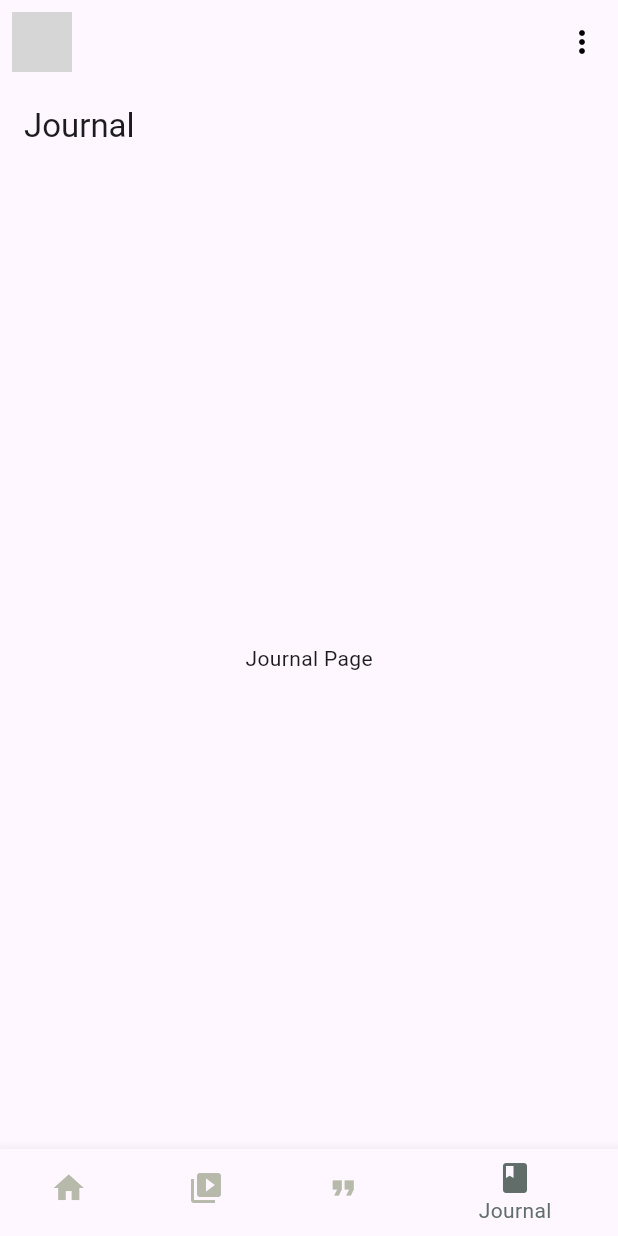
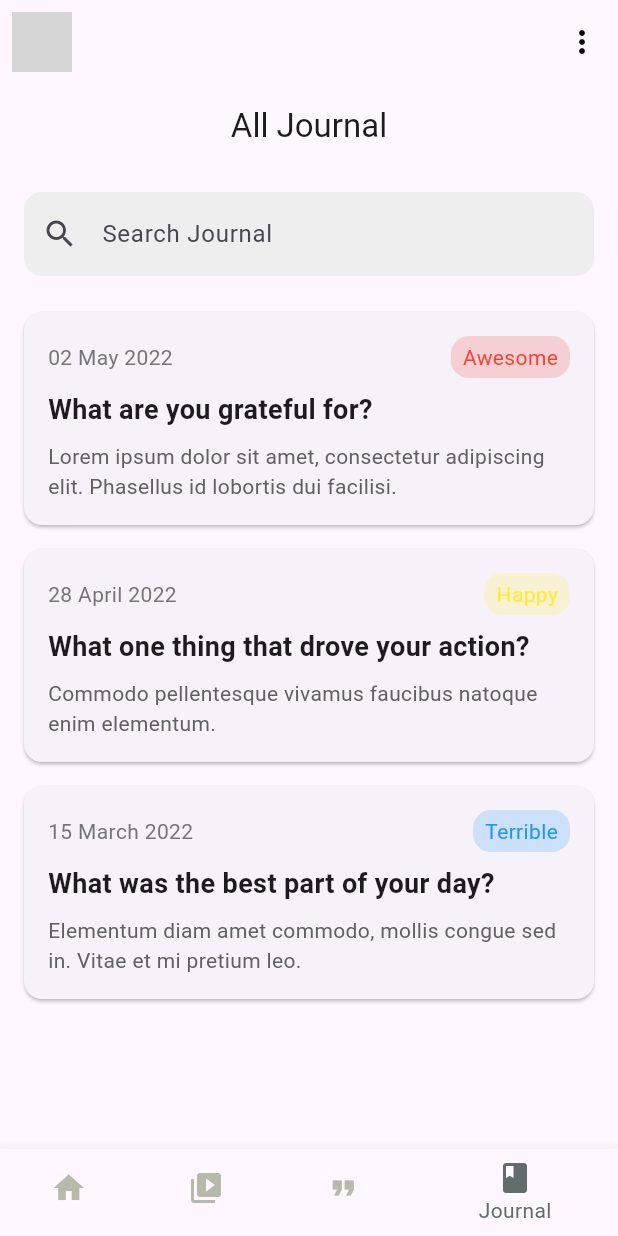
Before and after one commit to iamkasumi/AppDev, a Flutter app: the screen it shows after launch, item 4 of the bottom bar chosen, on a phone screen of 412 x 824 dp. Run offline on Flutter 3.47's test engine with Material 3 defaults, Android fonts, the phone set to English and light mode, and no system bars; grey boxes are pictures that could not be loaded.

Commit message:
added journal

```diff
--- a/mental_health/lib/pages/journal_page.dart
+++ b/mental_health/lib/pages/journal_page.dart
@@ -7,11 +7,127 @@
   Widget build(BuildContext context) {
     return Scaffold(
       appBar: AppBar(
-        title: const Text('Journal'),
+        title: const Text("All Journal"),
+        backgroundColor: Colors.transparent,
+        elevation: 0,
+        centerTitle: true,
       ),
-      body: Center(
-        child: const Text('Journal Page'),
+      body: Padding(
+        padding: const EdgeInsets.all(16.0),
+        child: Column(
+          children: [
+            // Search bar
+            TextField(
+              decoration: InputDecoration(
+                prefixIcon: Icon(Icons.search),
+                hintText: "Search Journal",
+                border: OutlineInputBorder(
+                  borderRadius: BorderRadius.circular(12),
+                  borderSide: BorderSide.none,
+                ),
+                filled: true,
+                fillColor: Colors.grey[200],
+              ),
+            ),
+            const SizedBox(height: 16),
+            // List of journal entries
+            Expanded(
+              child: ListView(
+                children: const [
+                  JournalEntry(
+                    date: "02 May 2022",
+                    mood: "Awesome",
+                    moodColor: Colors.red,
+                    title: "What are you grateful for?",
+                    description:
+                        "Lorem ipsum dolor sit amet, consectetur adipiscing elit. Phasellus id lobortis dui facilisi.",
+                  ),
+                  JournalEntry(
+                    date: "28 April 2022",
+                    mood: "Happy",
+                    moodColor: Colors.yellow,
+                    title: "What one thing that drove your action?",
+                    description:
+                        "Commodo pellentesque vivamus faucibus natoque enim elementum.",
+                  ),
+                  JournalEntry(
+                    date: "15 March 2022",
+                    mood: "Terrible",
+                    moodColor: Colors.blue,
+                    title: "What was the best part of your day?",
+                    description:
+                        "Elementum diam amet commodo, mollis congue sed in. Vitae et mi pretium leo.",
+                  ),
+                ],
+              ),
+            ),
+          ],
+        ),
       ),
     );
   }
 }
+
+class JournalEntry extends StatelessWidget {
+  final String date;
+  final String mood;
+  final Color moodColor;
+  final String title;
+  final String description;
+
+  const JournalEntry({
+    required this.date,
+    required this.mood,
+    required this.moodColor,
+    required this.title,
+    required this.description,
+  });
+
+  @override
+  Widget build(BuildContext context) {
+    return Card(
+      margin: const EdgeInsets.symmetric(vertical: 8),
+      child: Padding(
+        padding: const EdgeInsets.all(16.0),
+        child: Column(
+          crossAxisAlignment: CrossAxisAlignment.start,
+          children: [
+            Row(
+              children: [
+                Text(
+                  date,
+                  style: TextStyle(color: Colors.grey[600]),
+                ),
+                const Spacer(),
+                Container(
+                  padding: const EdgeInsets.symmetric(horizontal: 8, vertical: 4),
+                  decoration: BoxDecoration(
+                    color: moodColor.withOpacity(0.2),
+                    borderRadius: BorderRadius.circular(12),
+                  ),
+                  child: Text(
+                    mood,
+                    style: TextStyle(color: moodColor),
+                  ),
+                ),
+              ],
+            ),
+            const SizedBox(height: 8),
+            Text(
+              title,
+              style: const TextStyle(
+                fontSize: 18,
+                fontWeight: FontWeight.bold,
+              ),
+            ),
+            const SizedBox(height: 8),
+            Text(
+              description,
+              style: TextStyle(color: Colors.grey[700]),
+            ),
+          ],
+        ),
+      ),
+    );
+  }
+}
```
Also changed, not shown: mental_health/lib/pages/affirmations_page.dart (+21 -0 lines), mental_health/lib/pages/home_page.dart (+29 -1 lines).
